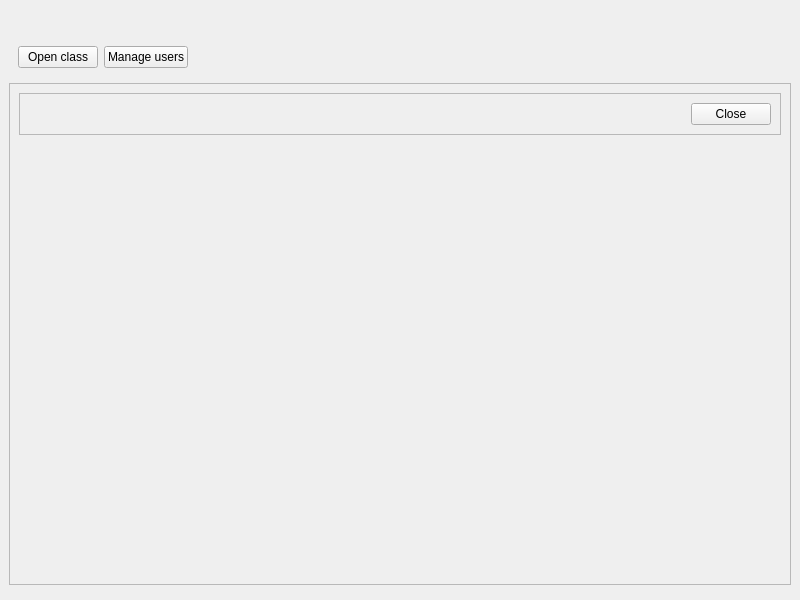
Above: ui/monitorwindow.ui from Open-Typer/ClassMonitor before the change. Below: the same form after it.
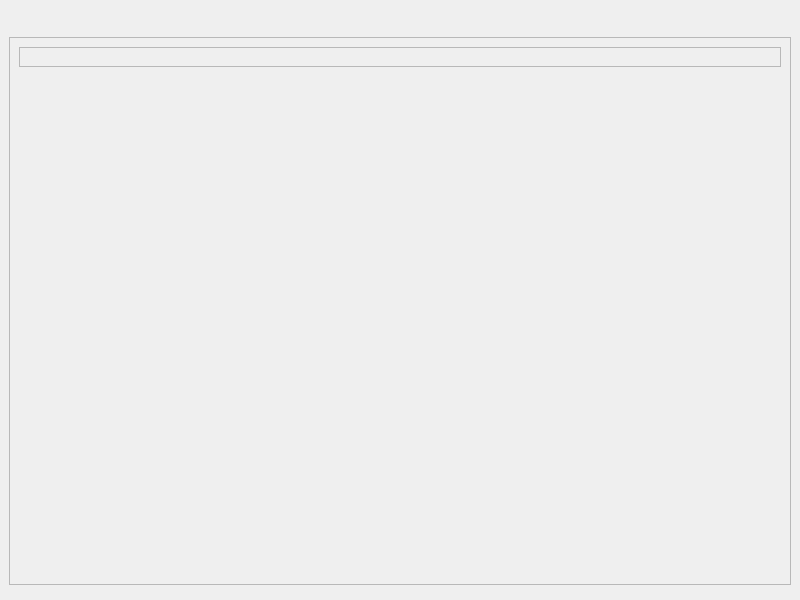
That is the form after the change.

Commit message: ui: monitorwindow: Remove obsolete buttons

Patch:
```diff
--- a/ui/monitorwindow.ui
+++ b/ui/monitorwindow.ui
@@ -15,25 +15,7 @@
   </property>
   <widget class="QWidget" name="centralwidget">
    <layout class="QGridLayout" name="gridLayout">
-    <item row="0" column="0">
-     <widget class="QLabel" name="schoolNameLabel">
-      <property name="sizePolicy">
-       <sizepolicy hsizetype="Preferred" vsizetype="Fixed">
-        <horstretch>0</horstretch>
-        <verstretch>0</verstretch>
-       </sizepolicy>
-      </property>
-      <property name="font">
-       <font>
-        <pointsize>14</pointsize>
-       </font>
-      </property>
-      <property name="text">
-       <string notr="true"/>
-      </property>
-     </widget>
-    </item>
-    <item row="2" column="0">
+    <item row="1" column="0">
      <widget class="QFrame" name="classControls">
       <property name="sizePolicy">
        <sizepolicy hsizetype="Preferred" vsizetype="Expanding">
@@ -62,34 +44,7 @@
          <property name="frameShadow">
           <enum>QFrame::Raised</enum>
          </property>
-         <layout class="QGridLayout" name="gridLayout_3">
-          <item row="0" column="0">
-           <widget class="QLabel" name="classNameLabel">
-            <property name="sizePolicy">
-             <sizepolicy hsizetype="Expanding" vsizetype="Preferred">
-              <horstretch>0</horstretch>
-              <verstretch>0</verstretch>
-             </sizepolicy>
-            </property>
-            <property name="text">
-             <string notr="true"/>
-            </property>
-           </widget>
-          </item>
-          <item row="0" column="1">
-           <widget class="QPushButton" name="closeClassButton">
-            <property name="sizePolicy">
-             <sizepolicy hsizetype="Fixed" vsizetype="Fixed">
-              <horstretch>0</horstretch>
-              <verstretch>0</verstretch>
-             </sizepolicy>
-            </property>
-            <property name="text">
-             <string>Close</string>
-            </property>
-           </widget>
-          </item>
-         </layout>
+         <layout class="QGridLayout" name="gridLayout_3"/>
         </widget>
        </item>
        <item row="1" column="0">
@@ -105,48 +60,22 @@
       </layout>
      </widget>
     </item>
-    <item row="1" column="0" alignment="Qt::AlignLeft">
-     <widget class="QFrame" name="controlFrame">
+    <item row="0" column="0">
+     <widget class="QLabel" name="schoolNameLabel">
       <property name="sizePolicy">
        <sizepolicy hsizetype="Preferred" vsizetype="Fixed">
         <horstretch>0</horstretch>
         <verstretch>0</verstretch>
        </sizepolicy>
       </property>
-      <property name="frameShape">
-       <enum>QFrame::NoFrame</enum>
+      <property name="font">
+       <font>
+        <pointsize>14</pointsize>
+       </font>
       </property>
-      <property name="frameShadow">
-       <enum>QFrame::Plain</enum>
+      <property name="text">
+       <string notr="true"/>
       </property>
-      <layout class="QHBoxLayout" name="horizontalLayout">
-       <item alignment="Qt::AlignLeft">
-        <widget class="QPushButton" name="openClassButton">
-         <property name="sizePolicy">
-          <sizepolicy hsizetype="Fixed" vsizetype="Fixed">
-           <horstretch>0</horstretch>
-           <verstretch>0</verstretch>
-          </sizepolicy>
-         </property>
-         <property name="text">
-          <string notr="true">Open class</string>
-         </property>
-        </widget>
-       </item>
-       <item alignment="Qt::AlignLeft">
-        <widget class="QPushButton" name="manageUsersButton">
-         <property name="sizePolicy">
-          <sizepolicy hsizetype="Fixed" vsizetype="Fixed">
-           <horstretch>0</horstretch>
-           <verstretch>0</verstretch>
-          </sizepolicy>
-         </property>
-         <property name="text">
-          <string notr="true">Manage users</string>
-         </property>
-        </widget>
-       </item>
-      </layout>
      </widget>
     </item>
     <item row="3" column="0">
```
Left out of the diff: 2 changed lines with no effect on the pictures.
